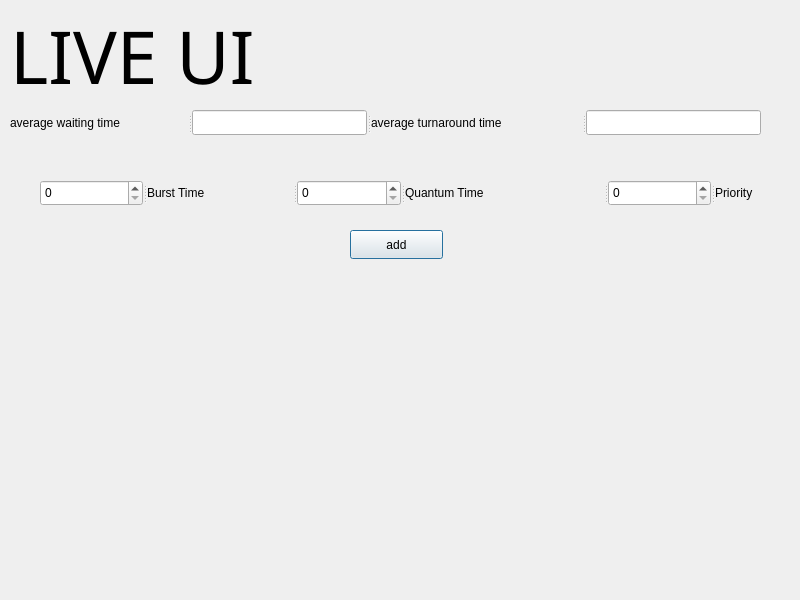
Above: live.ui from MariamH78/CPU-Scheduler before the change. Below: the same form after it.
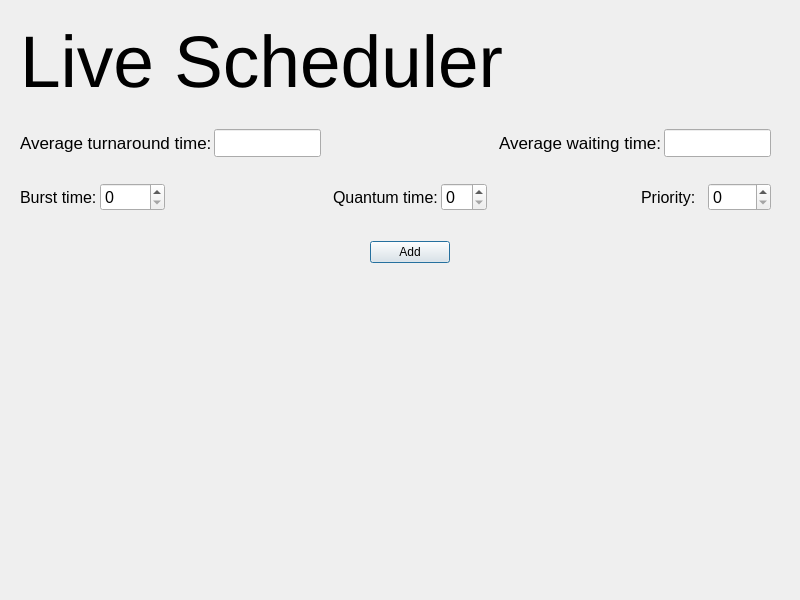
That is the form after the change. Icons and pictures are not drawn.

The edit to the form file:
```diff
--- a/live.ui
+++ b/live.ui
@@ -10,101 +10,285 @@
     <height>600</height>
    </rect>
   </property>
+  <property name="sizePolicy">
+   <sizepolicy hsizetype="Preferred" vsizetype="Minimum">
+    <horstretch>0</horstretch>
+    <verstretch>0</verstretch>
+   </sizepolicy>
+  </property>
   <property name="windowTitle">
    <string>Dialog</string>
   </property>
-  <widget class="QPushButton" name="add">
+  <property name="windowIcon">
+   <iconset theme="utilities-system-monitor"/>
+  </property>
+  <widget class="QWidget" name="">
    <property name="geometry">
     <rect>
-     <x>350</x>
-     <y>230</y>
-     <width>93</width>
-     <height>29</height>
-    </rect>
-   </property>
-   <property name="text">
-    <string>add</string>
-   </property>
-  </widget>
-  <widget class="QLabel" name="label_4">
-   <property name="geometry">
-    <rect>
-     <x>10</x>
-     <y>-20</y>
+     <x>20</x>
+     <y>20</y>
      <width>751</width>
-     <height>151</height>
+     <height>243</height>
     </rect>
    </property>
-   <property name="font">
-    <font>
-     <family>Impact</family>
-     <pointsize>55</pointsize>
-    </font>
-   </property>
-   <property name="text">
-    <string>LIVE UI</string>
-   </property>
-  </widget>
-  <widget class="QSplitter" name="splitter">
-   <property name="geometry">
-    <rect>
-     <x>40</x>
-     <y>180</y>
-     <width>771</width>
-     <height>26</height>
-    </rect>
-   </property>
-   <property name="orientation">
-    <enum>Qt::Horizontal</enum>
-   </property>
-   <widget class="QSpinBox" name="BurstTime"/>
-   <widget class="QLabel" name="label_2">
-    <property name="text">
-     <string>Burst Time</string>
+   <layout class="QGridLayout" name="gridLayout">
+    <property name="topMargin">
+     <number>0</number>
     </property>
-   </widget>
-   <widget class="QSpinBox" name="quantum"/>
-   <widget class="QLabel" name="quantum_label">
-    <property name="font">
-     <font>
-      <pointsize>9</pointsize>
-     </font>
+    <property name="horizontalSpacing">
+     <number>12</number>
     </property>
-    <property name="text">
-     <string>Quantum Time</string>
-    </property>
-   </widget>
-   <widget class="QSpinBox" name="priorityy"/>
-   <widget class="QLabel" name="priority_label">
-    <property name="text">
-     <string>Priority</string>
-    </property>
-   </widget>
-  </widget>
-  <widget class="QSplitter" name="splitter_2">
-   <property name="geometry">
-    <rect>
-     <x>10</x>
-     <y>110</y>
-     <width>751</width>
-     <height>25</height>
-    </rect>
-   </property>
-   <property name="orientation">
-    <enum>Qt::Horizontal</enum>
-   </property>
-   <widget class="QLabel" name="label">
-    <property name="text">
-     <string>average waiting time</string>
-    </property>
-   </widget>
-   <widget class="QLineEdit" name="avgturnt_2"/>
-   <widget class="QLabel" name="label_5">
-    <property name="text">
-     <string>average turnaround time</string>
-    </property>
-   </widget>
-   <widget class="QLineEdit" name="avgturnt"/>
+    <item row="1" column="0" colspan="7">
+     <spacer name="horizontalSpacer">
+      <property name="orientation">
+       <enum>Qt::Horizontal</enum>
+      </property>
+      <property name="sizeHint" stdset="0">
+       <size>
+        <width>40</width>
+        <height>20</height>
+       </size>
+      </property>
+     </spacer>
+    </item>
+    <item row="3" column="0" colspan="7">
+     <spacer name="horizontalSpacer_2">
+      <property name="orientation">
+       <enum>Qt::Horizontal</enum>
+      </property>
+      <property name="sizeHint" stdset="0">
+       <size>
+        <width>40</width>
+        <height>20</height>
+       </size>
+      </property>
+     </spacer>
+    </item>
+    <item row="4" column="0">
+     <layout class="QHBoxLayout" name="horizontalLayout_3">
+      <property name="spacing">
+       <number>3</number>
+      </property>
+      <item>
+       <widget class="QLabel" name="label_2">
+        <property name="sizePolicy">
+         <sizepolicy hsizetype="Minimum" vsizetype="Preferred">
+          <horstretch>0</horstretch>
+          <verstretch>0</verstretch>
+         </sizepolicy>
+        </property>
+        <property name="font">
+         <font>
+          <pointsize>12</pointsize>
+         </font>
+        </property>
+        <property name="text">
+         <string>Burst time:</string>
+        </property>
+       </widget>
+      </item>
+      <item>
+       <widget class="QSpinBox" name="BurstTime">
+        <property name="sizePolicy">
+         <sizepolicy hsizetype="Preferred" vsizetype="Fixed">
+          <horstretch>0</horstretch>
+          <verstretch>0</verstretch>
+         </sizepolicy>
+        </property>
+        <property name="font">
+         <font>
+          <pointsize>12</pointsize>
+         </font>
+        </property>
+       </widget>
+      </item>
+     </layout>
+    </item>
+    <item row="6" column="3">
+     <widget class="QPushButton" name="add">
+      <property name="sizePolicy">
+       <sizepolicy hsizetype="Preferred" vsizetype="Minimum">
+        <horstretch>0</horstretch>
+        <verstretch>0</verstretch>
+       </sizepolicy>
+      </property>
+      <property name="text">
+       <string>Add</string>
+      </property>
+     </widget>
+    </item>
+    <item row="2" column="0" colspan="2">
+     <layout class="QHBoxLayout" name="horizontalLayout_2">
+      <property name="spacing">
+       <number>2</number>
+      </property>
+      <item>
+       <widget class="QLabel" name="label_5">
+        <property name="font">
+         <font>
+          <pointsize>13</pointsize>
+         </font>
+        </property>
+        <property name="text">
+         <string>Average turnaround time:</string>
+        </property>
+       </widget>
+      </item>
+      <item>
+       <widget class="QLineEdit" name="avgturnt">
+        <property name="font">
+         <font>
+          <pointsize>13</pointsize>
+         </font>
+        </property>
+       </widget>
+      </item>
+     </layout>
+    </item>
+    <item row="4" column="2" colspan="3">
+     <layout class="QHBoxLayout" name="horizontalLayout_4">
+      <property name="spacing">
+       <number>3</number>
+      </property>
+      <item>
+       <widget class="QLabel" name="quantum_label">
+        <property name="sizePolicy">
+         <sizepolicy hsizetype="Minimum" vsizetype="Preferred">
+          <horstretch>0</horstretch>
+          <verstretch>0</verstretch>
+         </sizepolicy>
+        </property>
+        <property name="font">
+         <font>
+          <pointsize>12</pointsize>
+         </font>
+        </property>
+        <property name="text">
+         <string>Quantum time:</string>
+        </property>
+       </widget>
+      </item>
+      <item>
+       <widget class="QSpinBox" name="quantum">
+        <property name="sizePolicy">
+         <sizepolicy hsizetype="Preferred" vsizetype="Fixed">
+          <horstretch>0</horstretch>
+          <verstretch>0</verstretch>
+         </sizepolicy>
+        </property>
+        <property name="font">
+         <font>
+          <pointsize>12</pointsize>
+         </font>
+        </property>
+       </widget>
+      </item>
+     </layout>
+    </item>
+    <item row="4" column="6">
+     <layout class="QHBoxLayout" name="horizontalLayout_5">
+      <property name="spacing">
+       <number>3</number>
+      </property>
+      <item>
+       <widget class="QLabel" name="priority_label">
+        <property name="sizePolicy">
+         <sizepolicy hsizetype="Minimum" vsizetype="Preferred">
+          <horstretch>0</horstretch>
+          <verstretch>0</verstretch>
+         </sizepolicy>
+        </property>
+        <property name="font">
+         <font>
+          <pointsize>12</pointsize>
+         </font>
+        </property>
+        <property name="text">
+         <string>Priority:</string>
+        </property>
+       </widget>
+      </item>
+      <item>
+       <widget class="QSpinBox" name="priority">
+        <property name="sizePolicy">
+         <sizepolicy hsizetype="Preferred" vsizetype="Fixed">
+          <horstretch>0</horstretch>
+          <verstretch>0</verstretch>
+         </sizepolicy>
+        </property>
+        <property name="font">
+         <font>
+          <pointsize>12</pointsize>
+         </font>
+        </property>
+       </widget>
+      </item>
+     </layout>
+    </item>
+    <item row="2" column="5" colspan="2">
+     <layout class="QHBoxLayout" name="horizontalLayout">
+      <property name="spacing">
+       <number>2</number>
+      </property>
+      <property name="sizeConstraint">
+       <enum>QLayout::SetDefaultConstraint</enum>
+      </property>
+      <item>
+       <widget class="QLabel" name="label">
+        <property name="font">
+         <font>
+          <pointsize>13</pointsize>
+         </font>
+        </property>
+        <property name="text">
+         <string>Average waiting time:</string>
+        </property>
+       </widget>
+      </item>
+      <item>
+       <widget class="QLineEdit" name="avgturnt_2">
+        <property name="sizePolicy">
+         <sizepolicy hsizetype="Preferred" vsizetype="Preferred">
+          <horstretch>0</horstretch>
+          <verstretch>0</verstretch>
+         </sizepolicy>
+        </property>
+        <property name="font">
+         <font>
+          <pointsize>13</pointsize>
+         </font>
+        </property>
+       </widget>
+      </item>
+     </layout>
+    </item>
+    <item row="0" column="0" colspan="7">
+     <widget class="QLabel" name="label_4">
+      <property name="font">
+       <font>
+        <family>Ubuntu</family>
+        <pointsize>55</pointsize>
+       </font>
+      </property>
+      <property name="text">
+       <string>Live Scheduler</string>
+      </property>
+     </widget>
+    </item>
+    <item row="5" column="3">
+     <spacer name="verticalSpacer">
+      <property name="orientation">
+       <enum>Qt::Vertical</enum>
+      </property>
+      <property name="sizeHint" stdset="0">
+       <size>
+        <width>20</width>
+        <height>40</height>
+       </size>
+      </property>
+     </spacer>
+    </item>
+   </layout>
   </widget>
  </widget>
  <resources/>
```
Left out of the diff: 2 changed lines with no effect on the pictures.
